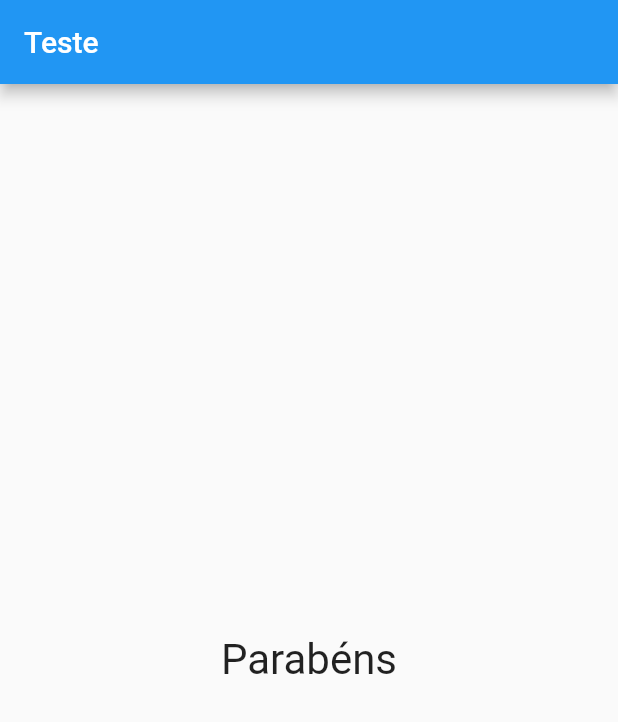
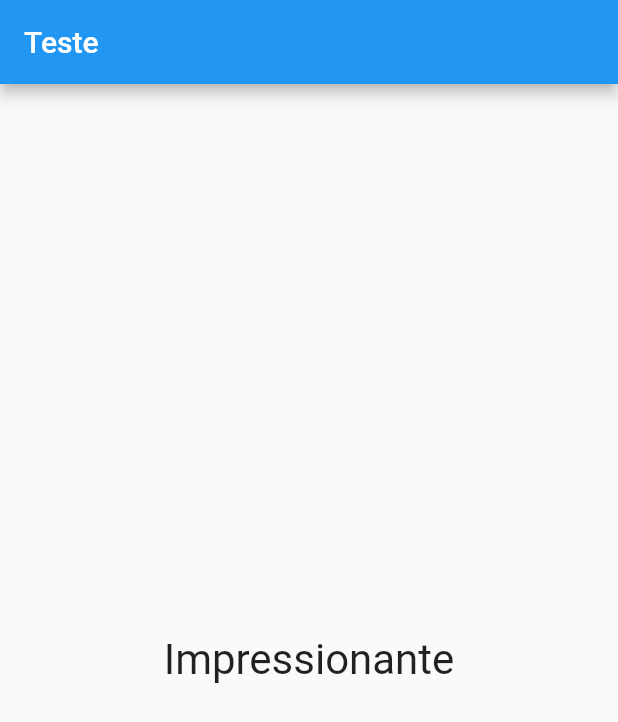
Before and after one commit to SimonViegas/cod3r_projeto_perguntas, a Flutter app: the screen it shows after launch, after a tap on "Bahia", after a tap on "Cobra", on a phone screen of 412 x 824 dp. Shown: the top 722 px of the screen. Run offline on Flutter 3.47's test engine with Material 2 defaults, Android fonts, the phone set to English and light mode, and no system bars.

Commit message:
Adicionando Pontuação #03

```diff
--- a/lib/main.dart
+++ b/lib/main.dart
@@ -56,7 +56,7 @@ class _PerguntaAppState extends State<PerguntasApp> {
                 perguntas: _perguntas,
                 perguntaSelecionada: _perguntaSelecionada,
                 quandoResponder: _responder)
-            : Resultado(textoResultado),
+            : Resultado(_pontuacaoTotal),
       ),
     );
   }
--- a/lib/resultado.dart
+++ b/lib/resultado.dart
@@ -1,14 +1,27 @@
 import 'package:flutter/material.dart';
 
 class Resultado extends StatelessWidget {
-  final String texto;
-  const Resultado(this.texto, {Key? key}) : super(key: key);
+  final int pontuacao;
+
+  const Resultado(this.pontuacao, {Key? key}) : super(key: key);
+
+  String get fraseResultado {
+    if (pontuacao < 8) {
+      return 'Parabéns!';
+    } else if (pontuacao < 12) {
+      return 'Você é bom';
+    } else if (pontuacao < 16) {
+      return 'Impressionante';
+    } else {
+      return 'Nível Jedi';
+    }
+  }
 
   @override
   Widget build(BuildContext context) {
     return Center(
       child: Text(
-        texto,
+        fraseResultado,
         style: const TextStyle(fontSize: 28),
       ),
     );
```
